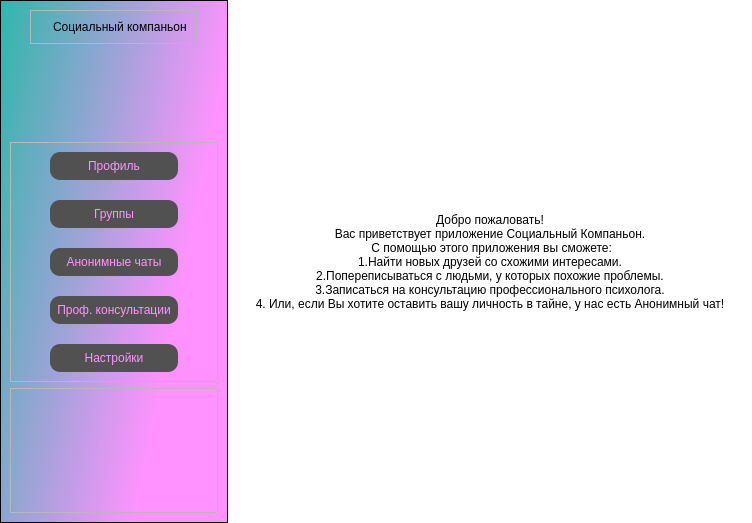
This is uis/main_win.ui in KIBORGm/amn_project as Qt 5 draws it before an edit. The edited form follows.
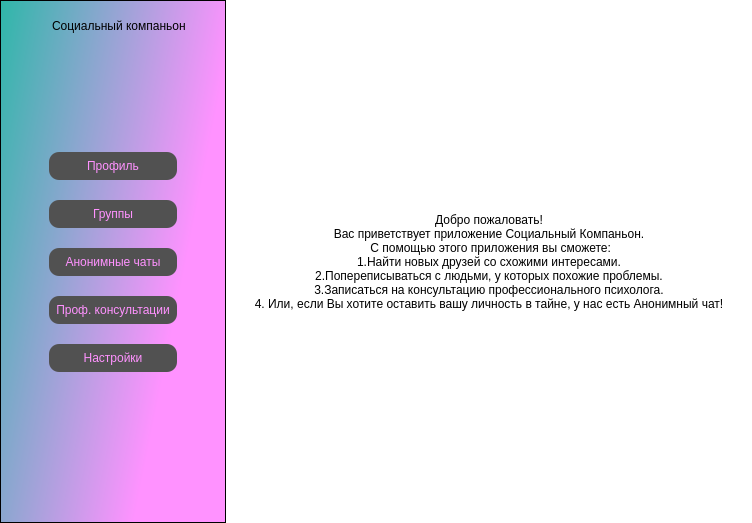
This is the edited form. Icons and pictures are not drawn.

Diff of the .ui file:
```diff
--- a/uis/main_win.ui
+++ b/uis/main_win.ui
@@ -53,6 +53,9 @@
      <layout class="QVBoxLayout" name="verticalLayout">
       <item alignment="Qt::AlignHCenter|Qt::AlignTop">
        <widget class="QFrame" name="frame">
+        <property name="styleSheet">
+         <string notr="true">border: None;</string>
+        </property>
         <property name="frameShape">
          <enum>QFrame::StyledPanel</enum>
         </property>
@@ -111,13 +114,14 @@
 #frame_btns{
 	padding-left: 30;
 	padding-right: 30;
+	border: None;
 }</string>
         </property>
         <property name="frameShape">
          <enum>QFrame::StyledPanel</enum>
         </property>
         <property name="frameShadow">
-         <enum>QFrame::Raised</enum>
+         <enum>QFrame::Plain</enum>
         </property>
         <layout class="QVBoxLayout" name="verticalLayout_2">
          <property name="spacing">
@@ -169,6 +173,9 @@
       </item>
       <item>
        <widget class="QFrame" name="frame_3">
+        <property name="styleSheet">
+         <string notr="true">border: None;</string>
+        </property>
         <property name="frameShape">
          <enum>QFrame::StyledPanel</enum>
         </property>
```
Left out of the diff: 2 changed lines with no effect on the pictures.
